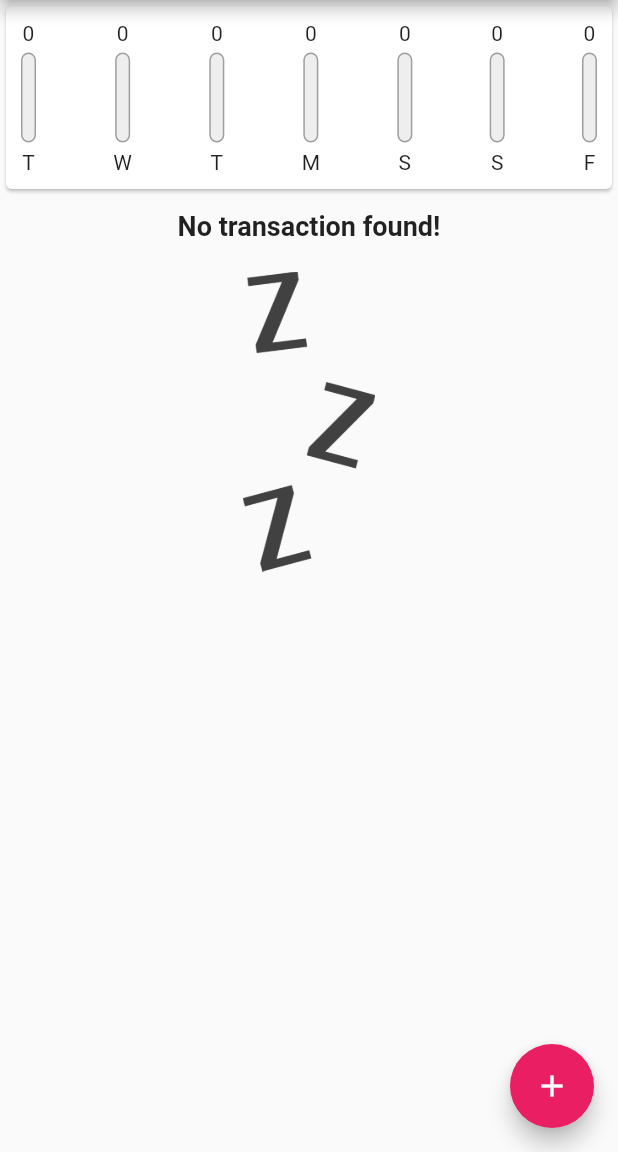
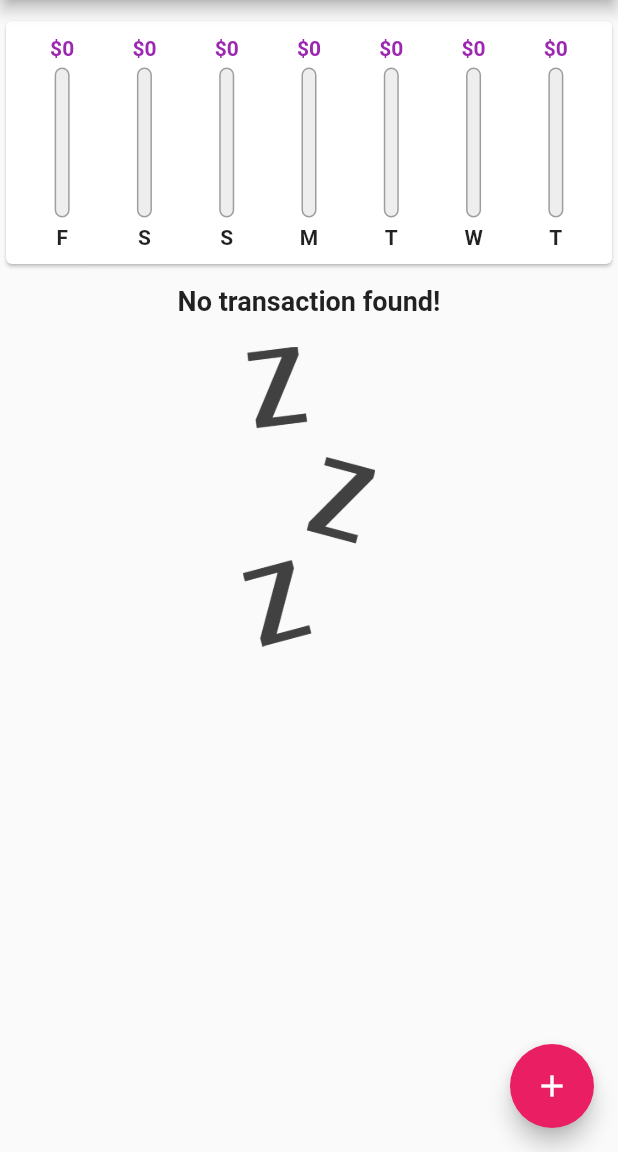
Before and after one commit to hasibulHossain/expense_tracker, a Flutter app: the screen it shows after launch, on a phone screen of 412 x 824 dp, the part 84-1236 px from its top. Run offline on Flutter 3.47's test engine with Material 2 defaults, Android fonts, the phone set to English and light mode, and no system bars.

Commit message:
enhanced chart

```diff
--- a/lib/widgets/chart.dart
+++ b/lib/widgets/chart.dart
@@ -30,7 +30,7 @@ class Chart extends StatelessWidget {
         'day': DateFormat.E().format(day).substring(0, 1),
         'amount': totalAmountOnADay,
       };
-    });
+    }).reversed.toList();
   }
 
   /// Will calculate whole transaction of a week.
@@ -49,18 +49,24 @@ class Chart extends StatelessWidget {
   @override
   Widget build(BuildContext context) {
     print('whole week $wholeWeekSpendingInTotal');
-    return Card(
+    return Container(
+      padding: const EdgeInsets.only(top: 10),
+      child: Card(
         child: Container(
           padding: const EdgeInsets.all(10),
           child: Row(
             mainAxisAlignment: MainAxisAlignment.spaceBetween,
             children: getTotalWeekTransactions.map((element) {
-            return ChartBar(
+              return Flexible(
+                fit: FlexFit.tight,
+                child: ChartBar(
                   weekDay: (element['day'] as String),
                   spendingAmount: element['amount'] as num,
                   spendingPctOfTotal: getRatioOfTransaction(element['amount'] as num),
+                ),
               );
             }).toList(),
+          ),
         ),
       ),
     );
--- a/lib/widgets/chart_bar.dart
+++ b/lib/widgets/chart_bar.dart
@@ -10,17 +10,41 @@ class ChartBar extends StatelessWidget {
       required this.spendingAmount,
       required this.spendingPctOfTotal});
 
+  String getShorterVal(int val) {
+    if (val > 1000 && val < 1000000) {
+      double convertInThousand = val / 1000;
+      return '\$${convertInThousand.toInt()}k';
+    }
+
+    if (val > 1000000 && val < 100000000) {
+      double convertInThousand = val / 1000000;
+      return '\$${convertInThousand.toInt()}m';
+    }
+
+    if (val > 100000000) {
+      double convertInThousand = val / 100000000;
+      return '\$${convertInThousand.toInt()}B';
+    }
+    return '\$${val.toInt()}';
+  }
+
   @override
   Widget build(BuildContext context) {
     // print('spending total percantage $spendingPctOfTotal, total: $spendingAmount, weekday $weekDay');
     return Column(
       children: <Widget>[
-        Text('${spendingAmount.toInt()}'),
+        Text(
+          getShorterVal(spendingAmount.toInt()),
+          style: TextStyle(
+            color: Theme.of(context).primaryColor,
+            fontWeight: FontWeight.bold,
+          ),
+        ),
         const SizedBox(
           height: 5,
         ),
         Container(
-          height: 60,
+          height: 100,
           width: 10,
           child: Stack(
             children: <Widget>[
@@ -39,7 +63,7 @@ class ChartBar extends StatelessWidget {
                 child: Container(
                   decoration: BoxDecoration(
                     color: Theme.of(context).primaryColor,
-                    borderRadius: BorderRadius.circular(19),
+                    borderRadius: BorderRadius.circular(10),
                   ),
                 ),
               )
@@ -49,7 +73,10 @@ class ChartBar extends StatelessWidget {
         const SizedBox(
           height: 5,
         ),
-        Text(weekDay),
+        Text(
+          weekDay,
+          style: const TextStyle(fontWeight: FontWeight.bold),
+        ),
       ],
     );
   }
```
Also changed, not shown: lib/widgets/transaction_list.dart (+32 -6 lines). Lines whose indentation alone changed are shown as unchanged.
